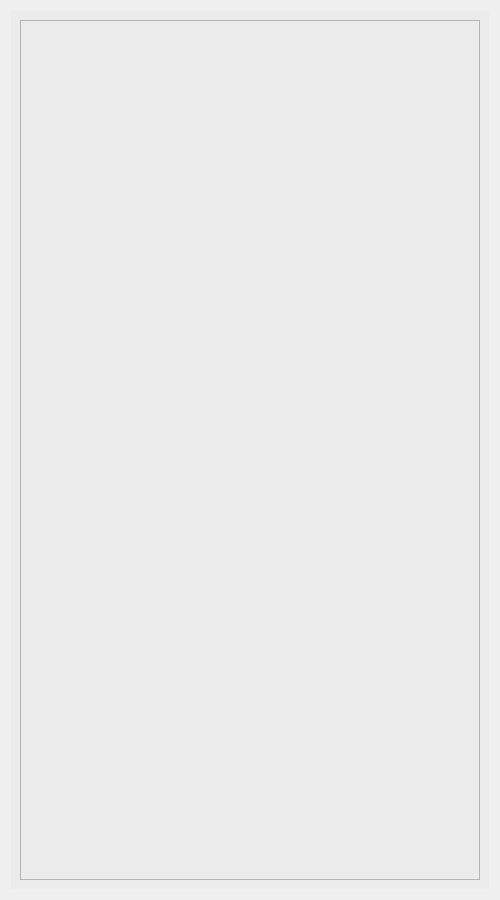
The window that src/edcon/gui/ui/state_diagram.ui (Festo-se/festo-edcon) describes before a commit, drawn with Qt 5.
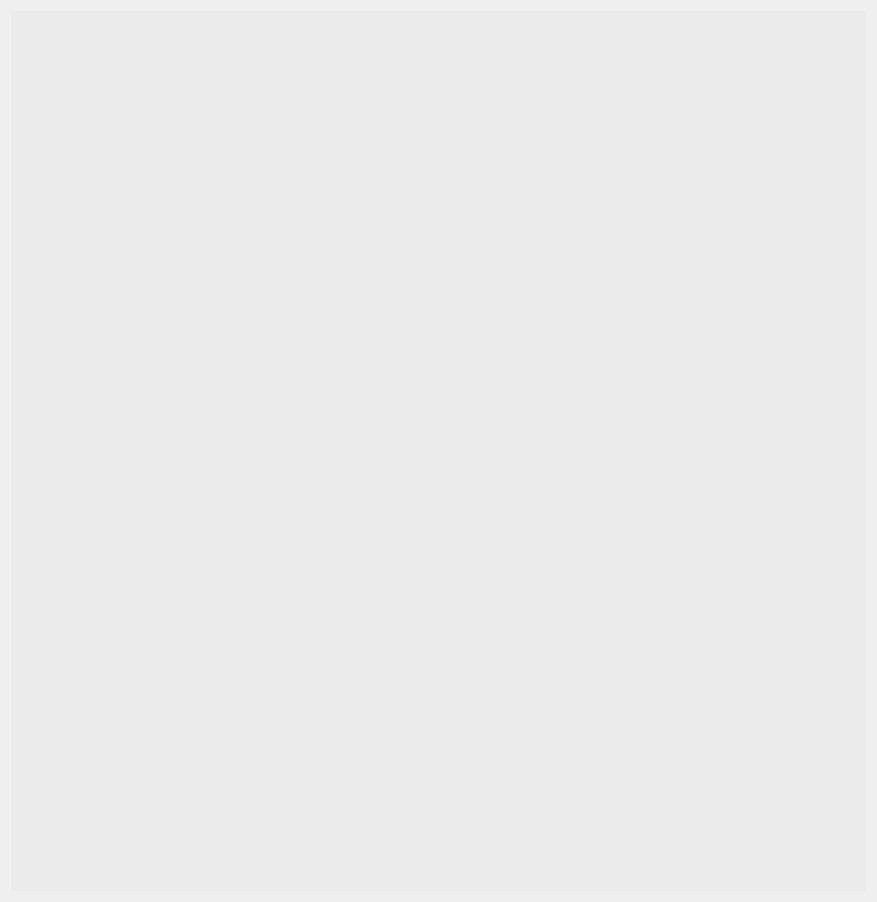
The same window after the commit.

Commit message: dynamic state diagram with pyqtgraph

Patch:
```diff
--- a/src/edcon/gui/ui/state_diagram.ui
+++ b/src/edcon/gui/ui/state_diagram.ui
@@ -6,8 +6,8 @@
    <rect>
     <x>0</x>
     <y>0</y>
-    <width>500</width>
-    <height>900</height>
+    <width>877</width>
+    <height>902</height>
    </rect>
   </property>
   <property name="windowTitle">
@@ -31,7 +31,7 @@
      </property>
      <layout class="QVBoxLayout" name="verticalLayout_3">
       <item>
-       <widget class="QGraphicsView" name="graphicsView"/>
+       <layout class="QVBoxLayout" name="verticalLayout"/>
       </item>
      </layout>
     </widget>
```
The commit also changes 2 other files.
